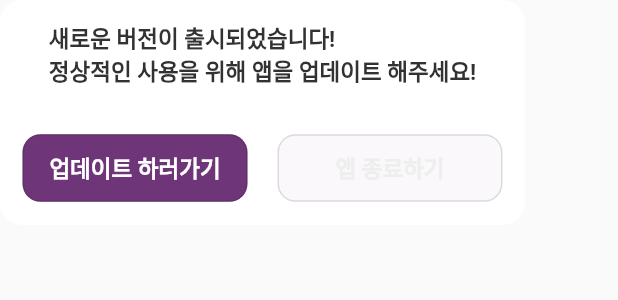
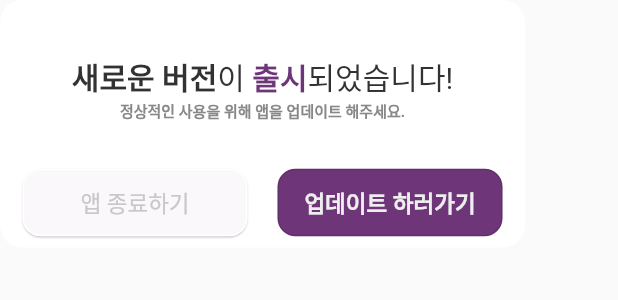
Before and after one commit to sparcs-kaist/taxi-app, a Flutter app: the TaxiDialog widget shown alone on an empty page, opened directly, on a phone screen of 412 x 824 dp. Shown: the top 300 px of the screen. Run offline on Flutter 3.47's test engine with Material 2 defaults, Android fonts, the phone set to English and light mode, and no system bars; our stand-ins replace cookie_jar, dio, dio_cookie_manager, firebase_core, firebase_messaging, firebase_remote_config and 7 more; missing offline and left inert: flutter_inappwebview, flutter_web_auth, launch_review; accounts and stored records are empty; network calls fail.

Commit message:
Style: Button Style

```diff
--- a/lib/views/loginView.dart
+++ b/lib/views/loginView.dart
@@ -23,7 +23,7 @@ class LoginView extends HookWidget {
     final _url =
         Uri.parse(_backUrl).replace(path: "api/auth/app/token/generate");
 
-    final callbackUrlScheme = "org.sparcs.taxiapp";
+    final callbackUrlScheme = "org.sparcs.taxi_app";
 
     final result = await FlutterWebAuth.authenticate(
         url: _url.toString(),
--- a/lib/views/taxiDialog.dart
+++ b/lib/views/taxiDialog.dart
@@ -15,41 +15,90 @@ class TaxiDialog extends StatelessWidget {
   Widget build(BuildContext context) {
     return Container(
       width: 350,
-      height: 150,
+      height: 165,
       decoration: BoxDecoration(
           color: Colors.white, borderRadius: BorderRadius.circular(15)),
       child: Column(
           mainAxisAlignment: MainAxisAlignment.center,
           crossAxisAlignment: CrossAxisAlignment.center,
           children: [
-            Text("새로운 버전이 출시되었습니다!\n정상적인 사용을 위해 앱을 업데이트 해주세요!",
+            const Padding(padding: EdgeInsets.all(15)),
+            RichText(
+              textAlign: TextAlign.center,
+              text: TextSpan(
+                  text: "새로운 ",
+                  style: GoogleFonts.roboto(
+                      textStyle: const TextStyle(
+                          color: Color(0xFF323232),
+                          fontSize: 20,
+                          fontWeight: FontWeight.bold)),
+                  children: <TextSpan>[
+                    TextSpan(text: "버전"),
+                    TextSpan(
+                        text: "이 ",
+                        style: TextStyle(fontWeight: FontWeight.normal)),
+                    TextSpan(
+                        text: "출시", style: TextStyle(color: Color(0xFF6E3678))),
+                    TextSpan(
+                        text: "되었습니다!",
+                        style: TextStyle(fontWeight: FontWeight.normal))
+                  ]),
+            ),
+            Text("정상적인 사용을 위해 앱을 업데이트 해주세요.",
+                textAlign: TextAlign.center,
                 style: GoogleFonts.roboto(
-                    textStyle: TextStyle(
-                        color: Color(0xFF323232),
-                        fontSize: 15,
+                    textStyle: const TextStyle(
+                        color: Color(0xFF888888),
+                        fontSize: 10,
                         fontWeight: FontWeight.bold))),
-            Padding(
+            const Padding(
               padding: EdgeInsets.all(15),
             ),
             Row(
               mainAxisAlignment: MainAxisAlignment.center,
               children: [
+                ElevatedButton(
+                    style: ElevatedButton.styleFrom(
+                      elevation: 0.5,
+                      fixedSize: const Size(150, 45),
+                      backgroundColor: const Color(0xFFFAF8FB),
+                      shape: RoundedRectangleBorder(
+                        borderRadius: BorderRadius.circular(12.0),
+                        side: const BorderSide(color: Colors.white),
+                      ),
+                    ),
+                    child: Text("앱 종료하기",
+                        style: GoogleFonts.roboto(
+                            textStyle: const TextStyle(
+                                color: Color(0xFFC8C8C8),
+                                fontSize: 15,
+                                fontWeight: FontWeight.normal))),
+                    onPressed: () async {
+                      if (Platform.isIOS) {
+                        exit(0);
+                      } else {
+                        SystemNavigator.pop();
+                      }
+                    }),
+                const Padding(
+                  padding: EdgeInsets.all(10),
+                ),
                 OutlinedButton(
                     style: ButtonStyle(
-                      fixedSize: MaterialStateProperty.all(Size(150, 45)),
-                      backgroundColor:
-                          MaterialStateProperty.all<Color>(Color(0xFF6E3678)),
+                      fixedSize: MaterialStateProperty.all(const Size(150, 45)),
+                      backgroundColor: MaterialStateProperty.all<Color>(
+                          const Color(0xFF6E3678)),
                       shape: MaterialStateProperty.all<RoundedRectangleBorder>(
                         RoundedRectangleBorder(
                           borderRadius: BorderRadius.circular(12.0),
-                          side: BorderSide(color: Colors.black),
+                          side: const BorderSide(color: Colors.black),
                         ),
                       ),
                     ),
                     child: Text("업데이트 하러가기",
                         style: GoogleFonts.roboto(
-                            textStyle: TextStyle(
-                                color: Colors.white,
+                            textStyle: const TextStyle(
+                                color: Color(0xFFEEEEEE),
                                 fontSize: 15,
                                 fontWeight: FontWeight.bold))),
                     onPressed: () async {
@@ -57,34 +106,6 @@ class TaxiDialog extends StatelessWidget {
                           androidAppId: dotenv.get("ANDROID_APPID"),
                           iOSAppId: dotenv.get("IOS_APPID"));
                     }),
-                Padding(
-                  padding: EdgeInsets.all(10),
-                ),
-                OutlinedButton(
-                    style: ButtonStyle(
-                      fixedSize: MaterialStateProperty.all(Size(150, 45)),
-                      backgroundColor:
-                          MaterialStateProperty.all<Color>(Color(0xFFFAF8FB)),
-                      shape: MaterialStateProperty.all<RoundedRectangleBorder>(
-                        RoundedRectangleBorder(
-                          borderRadius: BorderRadius.circular(12.0),
-                          side: BorderSide(color: Colors.black),
-                        ),
-                      ),
-                    ),
-                    child: Text("앱 종료하기",
-                        style: GoogleFonts.roboto(
-                            textStyle: TextStyle(
-                                color: Color(0xFFEEEEEE),
-                                fontSize: 15,
-                                fontWeight: FontWeight.bold))),
-                    onPressed: () async {
-                      if (Platform.isIOS) {
-                        exit(0);
-                      } else {
-                        SystemNavigator.pop();
-                      }
-                    }),
               ],
             )
           ]),
```
Also changed, not shown: 1 other file.
